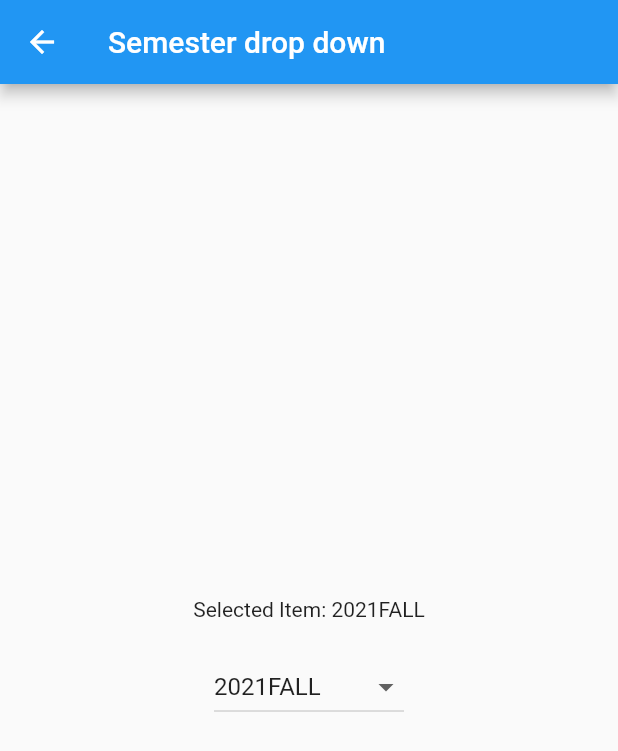
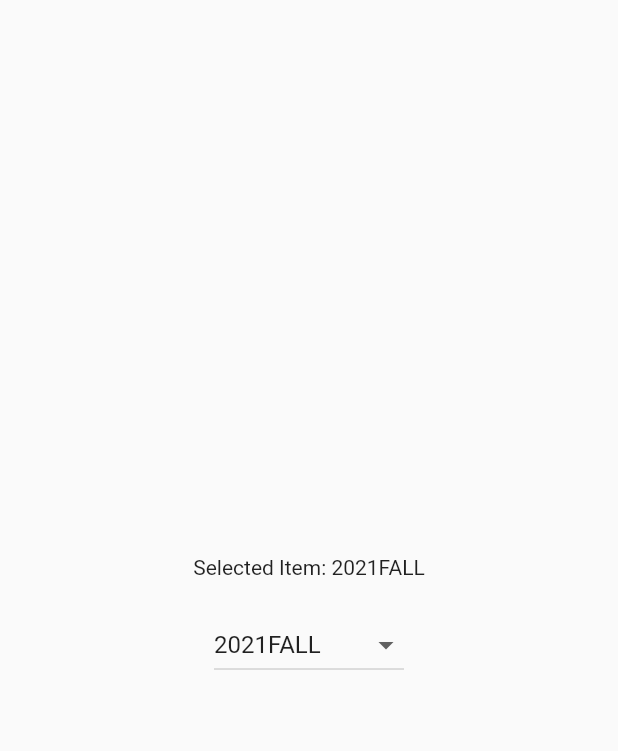
Before and after one commit to dhalmy/iit-scheduling-app, a Flutter app: the DropDownList widget shown alone on an empty page, opened directly, on a phone screen of 412 x 824 dp. Shown: the top 751 px of the screen. Run offline on Flutter 3.47's test engine with Material 2 defaults, Android fonts, the phone set to English and light mode, and no system bars; our stand-ins replace flutter_svg.

Commit message:
Made drop down appear in lookup section of course selection.

```diff
--- a/lib/nav_bar/course_selection/lookup/lookup.dart
+++ b/lib/nav_bar/course_selection/lookup/lookup.dart
@@ -1,4 +1,6 @@
 import 'package:flutter/material.dart';
+
+import '../year_dropdown.dart';
 
 class Lookup extends StatelessWidget {
   const Lookup({Key? key}) : super(key: key);
@@ -14,6 +16,7 @@ class Lookup extends StatelessWidget {
         children: [
           // Include the SearchBar widget
           SearchBar(),
+          DropDownList(),
         ],
       ),
     );
--- a/lib/nav_bar/course_selection/lookup/search_bar/search_bar.dart
+++ b/lib/nav_bar/course_selection/lookup/search_bar/search_bar.dart
@@ -11,7 +11,7 @@ class _SearchBarState extends State<SearchBar> {
   @override
   Widget build(BuildContext context) {
     return Container(
-      width: 300.0, // Set the width of the search bar
+      width: 200.0, // Set the width of the search bar
       padding: const EdgeInsets.all(10.0), // Add padding to the container
       margin: const EdgeInsets.all(20.0), // Add margin around the container
       decoration: BoxDecoration(
--- a/lib/nav_bar/course_selection/year_dropdown.dart
+++ b/lib/nav_bar/course_selection/year_dropdown.dart
@@ -16,11 +16,8 @@ class Dropdownliststate extends State<DropDownList> {
 
   @override
   Widget build(BuildContext context) {
-    return Scaffold(
-      appBar: AppBar(
-        title: const Text('Semester drop down'),
-      ),
-      body: Center(
+    return Container(
+      child: Center(
         child: Column(
           mainAxisAlignment: MainAxisAlignment.center,
           children: <Widget>[
```
